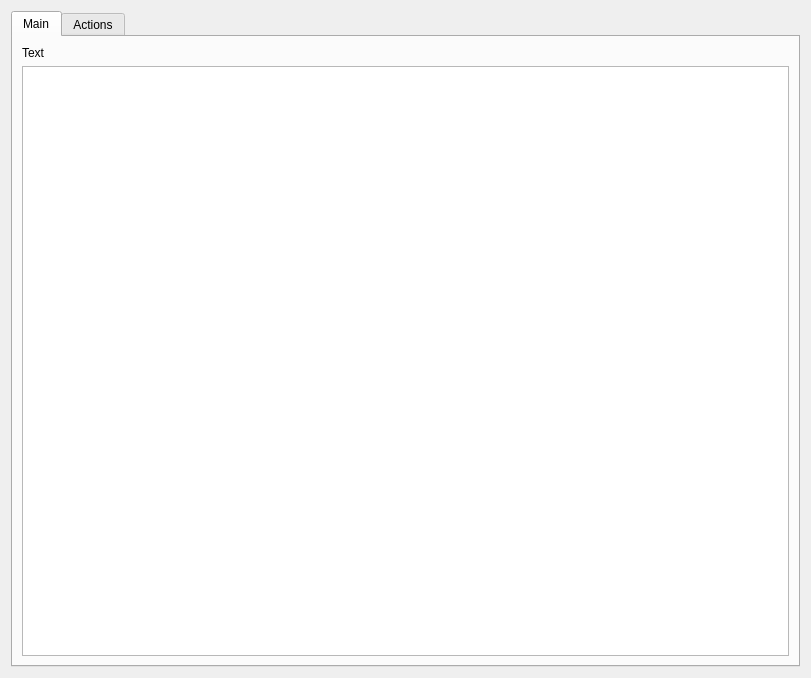
This is src/QlVerWidget.ui in lpenguin/QxEditor-Qt as Qt 5 draws it before an edit. The edited form follows.
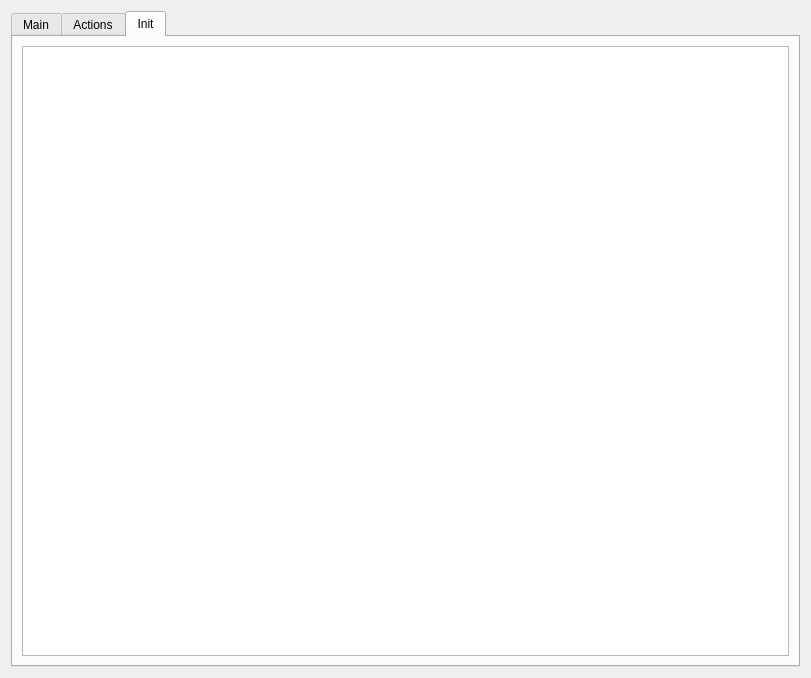
This is the edited form. The open tabs and pages were chosen to show the change. Custom widgets are drawn as their Qt base class.

Commit message: + Добавлены классы записи QlGraph в json-формате + Добавлена основа парсера текста в BlockScript

```diff
--- a/src/QlVerWidget.ui
+++ b/src/QlVerWidget.ui
@@ -56,6 +56,16 @@
        </item>
       </layout>
      </widget>
+     <widget class="QWidget" name="initTab">
+      <attribute name="title">
+       <string>Init</string>
+      </attribute>
+      <layout class="QVBoxLayout" name="verticalLayout_5">
+       <item>
+        <widget class="ScriptEdit" name="initEdit"/>
+       </item>
+      </layout>
+     </widget>
     </widget>
    </item>
   </layout>
```
Left out of the diff: 2 changed lines with no effect on the pictures. The commit also changes 33 other files.
